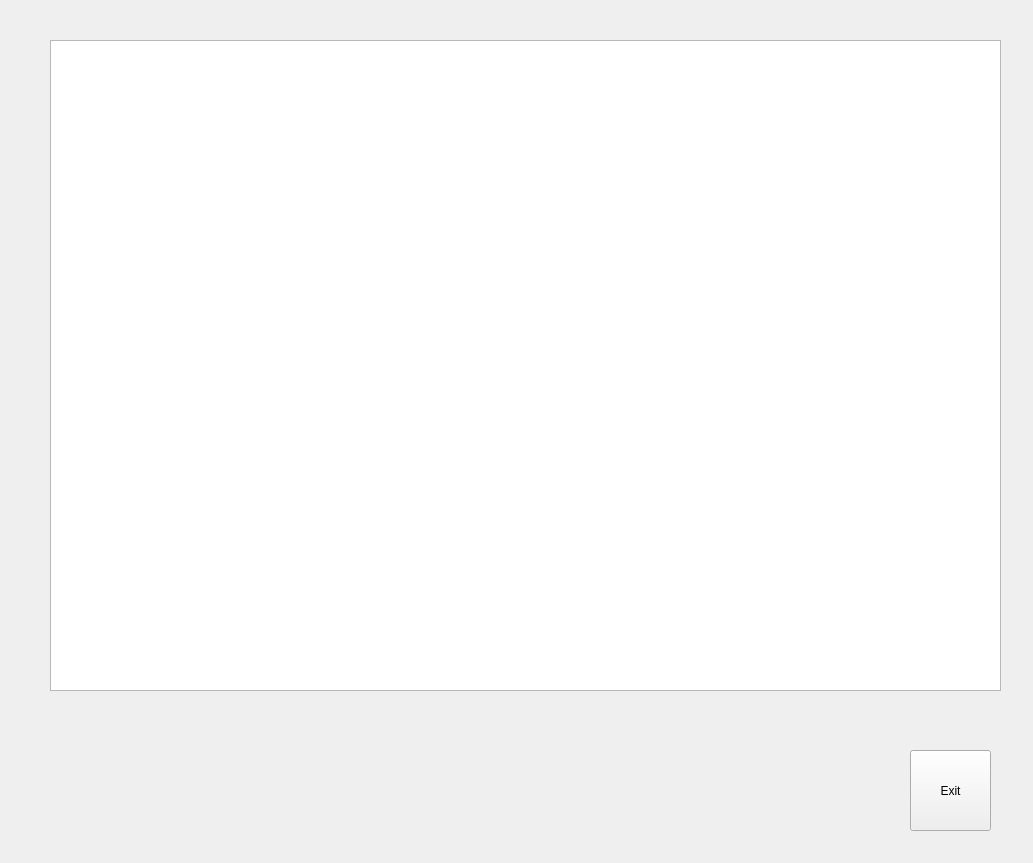
This is uis/inventory_form.ui in andrei219/euromedia as Qt 5 draws it before an edit. The edited form follows.
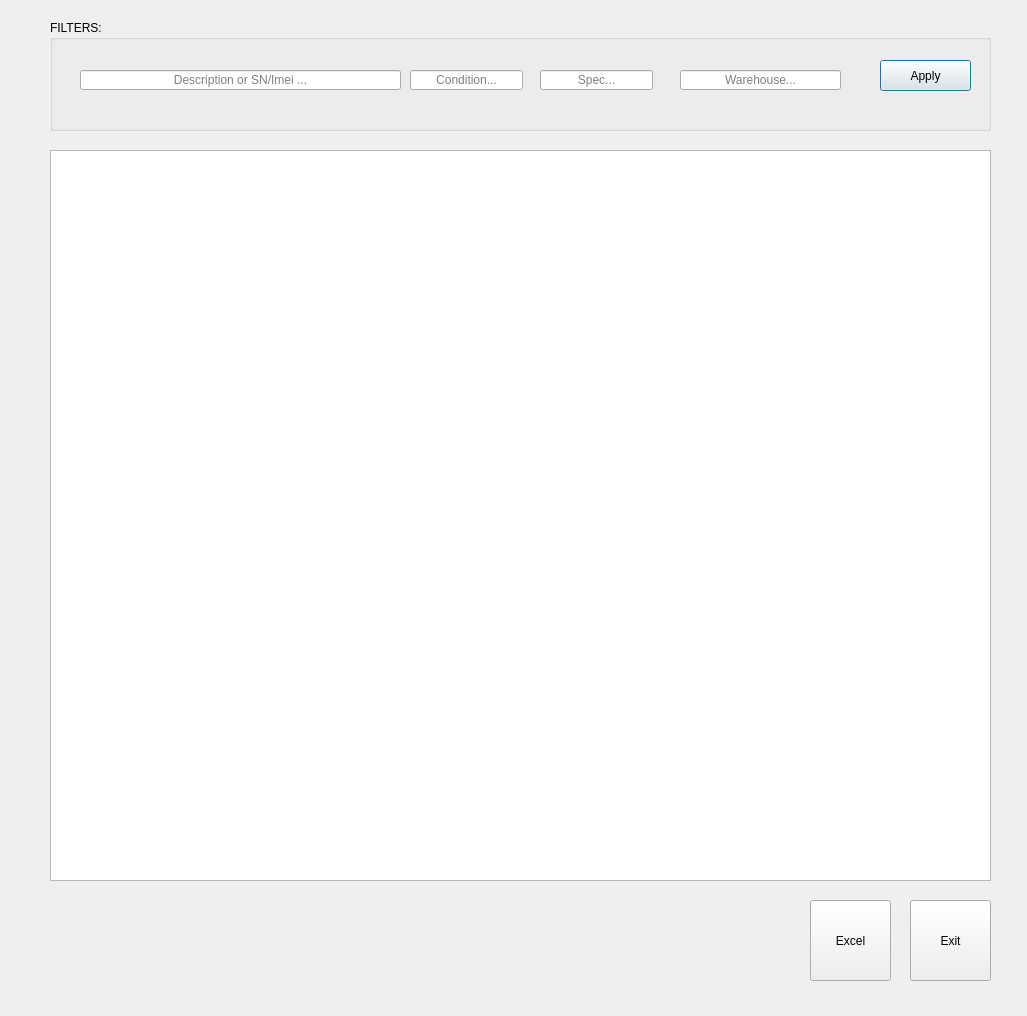
This is the edited form. Icons and pictures are not drawn.

Commit message: Implement inventory filters and export

Diff of the .ui file:
```diff
--- a/uis/inventory_form.ui
+++ b/uis/inventory_form.ui
@@ -6,8 +6,8 @@
    <rect>
     <x>0</x>
     <y>0</y>
-    <width>1033</width>
-    <height>863</height>
+    <width>1027</width>
+    <height>1016</height>
    </rect>
   </property>
   <property name="windowTitle">
@@ -24,9 +24,9 @@
    <property name="geometry">
     <rect>
      <x>50</x>
-     <y>40</y>
-     <width>951</width>
-     <height>651</height>
+     <y>150</y>
+     <width>941</width>
+     <height>731</height>
     </rect>
    </property>
   </widget>
@@ -34,7 +34,7 @@
    <property name="geometry">
     <rect>
      <x>910</x>
-     <y>750</y>
+     <y>900</y>
      <width>81</width>
      <height>81</height>
     </rect>
@@ -56,6 +56,128 @@
     <enum>Qt::ToolButtonTextUnderIcon</enum>
    </property>
   </widget>
+  <widget class="QGroupBox" name="groupBox">
+   <property name="geometry">
+    <rect>
+     <x>50</x>
+     <y>20</y>
+     <width>941</width>
+     <height>111</height>
+    </rect>
+   </property>
+   <property name="title">
+    <string>FILTERS:</string>
+   </property>
+   <widget class="QLineEdit" name="description">
+    <property name="geometry">
+     <rect>
+      <x>30</x>
+      <y>50</y>
+      <width>321</width>
+      <height>20</height>
+     </rect>
+    </property>
+    <property name="alignment">
+     <set>Qt::AlignCenter</set>
+    </property>
+    <property name="placeholderText">
+     <string>Description or SN/Imei ...</string>
+    </property>
+   </widget>
+   <widget class="QLineEdit" name="condition">
+    <property name="geometry">
+     <rect>
+      <x>360</x>
+      <y>50</y>
+      <width>113</width>
+      <height>20</height>
+     </rect>
+    </property>
+    <property name="alignment">
+     <set>Qt::AlignCenter</set>
+    </property>
+    <property name="placeholderText">
+     <string>Condition...</string>
+    </property>
+   </widget>
+   <widget class="QLineEdit" name="spec">
+    <property name="geometry">
+     <rect>
+      <x>490</x>
+      <y>50</y>
+      <width>113</width>
+      <height>20</height>
+     </rect>
+    </property>
+    <property name="text">
+     <string/>
+    </property>
+    <property name="alignment">
+     <set>Qt::AlignCenter</set>
+    </property>
+    <property name="placeholderText">
+     <string>Spec...</string>
+    </property>
+   </widget>
+   <widget class="QLineEdit" name="warehouse">
+    <property name="geometry">
+     <rect>
+      <x>630</x>
+      <y>50</y>
+      <width>161</width>
+      <height>20</height>
+     </rect>
+    </property>
+    <property name="alignment">
+     <set>Qt::AlignCenter</set>
+    </property>
+    <property name="placeholderText">
+     <string>Warehouse...</string>
+    </property>
+   </widget>
+   <widget class="QPushButton" name="apply">
+    <property name="geometry">
+     <rect>
+      <x>830</x>
+      <y>40</y>
+      <width>91</width>
+      <height>31</height>
+     </rect>
+    </property>
+    <property name="text">
+     <string>Apply</string>
+    </property>
+    <property name="default">
+     <bool>true</bool>
+    </property>
+   </widget>
+  </widget>
+  <widget class="QToolButton" name="excel">
+   <property name="geometry">
+    <rect>
+     <x>810</x>
+     <y>900</y>
+     <width>81</width>
+     <height>81</height>
+    </rect>
+   </property>
+   <property name="text">
+    <string>Excel</string>
+   </property>
+   <property name="icon">
+    <iconset resource="../app/icons.qrc">
+     <normaloff>:/excel</normaloff>:/excel</iconset>
+   </property>
+   <property name="iconSize">
+    <size>
+     <width>32</width>
+     <height>32</height>
+    </size>
+   </property>
+   <property name="toolButtonStyle">
+    <enum>Qt::ToolButtonTextUnderIcon</enum>
+   </property>
+  </widget>
  </widget>
  <resources>
   <include location="../app/icons.qrc"/>
```
The commit also changes 14 other files.
